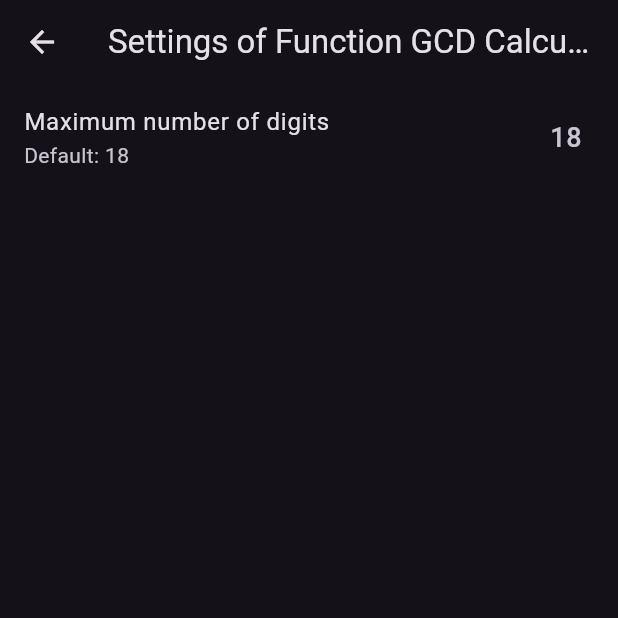
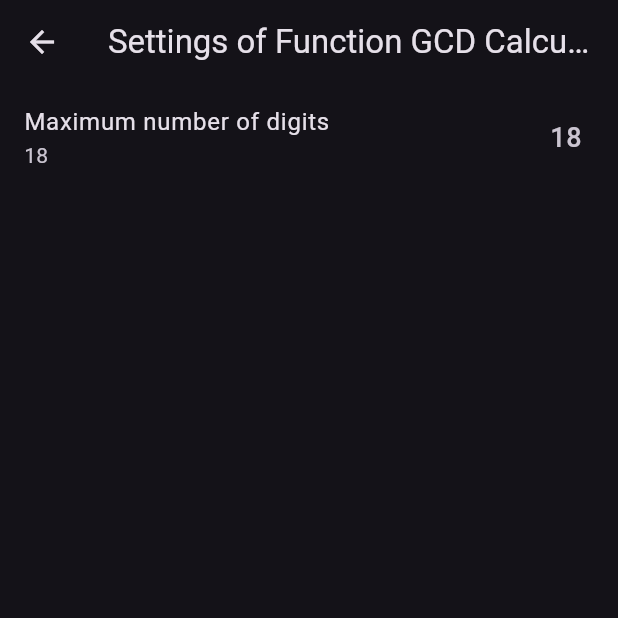
Before and after one commit to spageektti/sapphire, a Flutter app: the SettingsWidget screen opened directly, on a phone screen of 412 x 824 dp, the top half of it. Run offline on Flutter 3.47's test engine with Material 3 defaults, Android fonts, the phone set to English and light mode, and no system bars; our stand-ins replace decimal, device_info_plus, easy_localization, file_picker, shared_preferences; missing offline and left inert: country_flags, flutter_math_fork; accounts and stored records are empty.

Commit message:
change in label in settings widget

```diff
--- a/lib/widgets/settings_widget.dart
+++ b/lib/widgets/settings_widget.dart
@@ -82,7 +82,7 @@ class _SettingsWidgetState extends State<SettingsWidget> {
         itemBuilder: (context, index) {
           return ListTile(
             title: Text(context.tr(widget.settings[index])),
-            subtitle: Text('Default: ${widget.defaultValues[index]}'),
+            subtitle: Text(widget.defaultValues[index]),
             trailing: _loaded
                 ? Text(_currentValues[index], style: TextStyle(fontSize: 18))
                 : const CircularProgressIndicator(),
```
